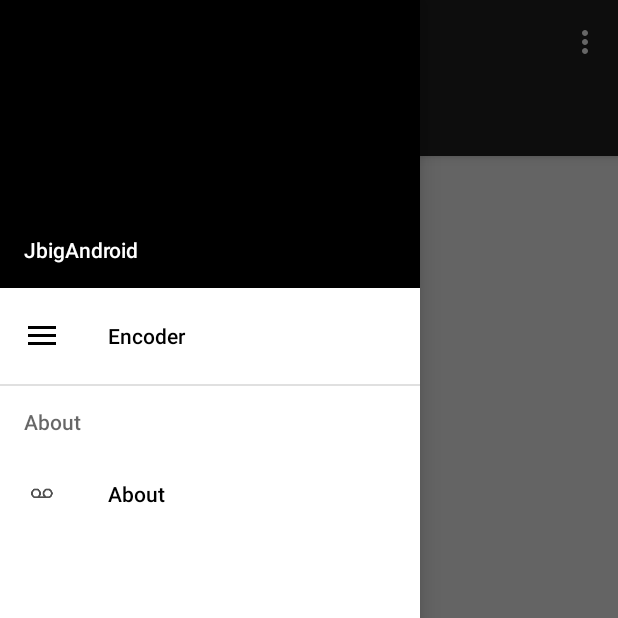
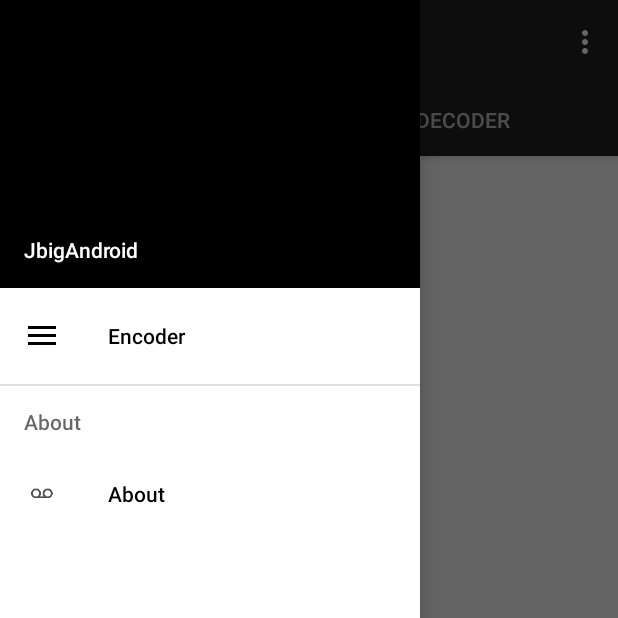
Before and after one commit to suzp1984/jbig-android, an Android app: the screen it shows after launch (MainActivity), with the side drawer open, on a phone screen of 412 x 824 dp, the top half of it. Run offline under Robolectric (Android 15) with nearby library versions, the phone set to English and light mode, and no system bars; our stand-ins replace ButterKnife; libraries missing offline, so code that uses them is left out: io.realm.

Commit message:
add DecoderFragment

```diff
--- a/app/src/main/java/lib/jacob/org/jbigandroid/adapter/FragmentViewAdapter.java
+++ b/app/src/main/java/lib/jacob/org/jbigandroid/adapter/FragmentViewAdapter.java
@@ -4,6 +4,7 @@
 import android.support.v4.app.FragmentManager;
 import android.support.v4.app.FragmentPagerAdapter;
 
+import lib.jacob.org.jbigandroid.fragment.DecoderFragment;
 import lib.jacob.org.jbigandroid.fragment.PaintViewFragment;
 
 /**
@@ -17,11 +18,14 @@
 
     @Override
     public Fragment getItem(int position) {
-        Fragment fragment= null;
+        Fragment fragment = null;
 
         switch (position) {
             case 0:
                 fragment = PaintViewFragment.newInstance(null, null);
+                break;
+            case 1:
+                fragment = DecoderFragment.newInstance();
                 break;
             default:
                 break;
@@ -32,7 +36,7 @@
 
     @Override
     public int getCount() {
-        return 1;
+        return 2;
     }
 
     @Override
@@ -43,6 +47,9 @@
             case 0:
                 title = "Paint";
                 break;
+            case 1:
+                title = "Decoder";
+                break;
             default:
                 title = null;
                 break;
--- /dev/null
+++ b/app/src/main/java/lib/jacob/org/jbigandroid/fragment/DecoderFragment.java
@@ -0,0 +1,48 @@
+package lib.jacob.org.jbigandroid.fragment;
+
+import android.app.Activity;
+import android.content.Context;
+import android.net.Uri;
+import android.os.Bundle;
+import android.support.v4.app.Fragment;
+import android.view.LayoutInflater;
+import android.view.View;
+import android.view.ViewGroup;
+
+import lib.jacob.org.jbigandroid.R;
+
+public class DecoderFragment extends Fragment {
+
+    public static DecoderFragment newInstance() {
+        DecoderFragment fragment = new DecoderFragment();
+
+        return fragment;
+    }
+
+    public DecoderFragment() {
+        // Required empty public constructor
+    }
+
+    @Override
+    public void onCreate(Bundle savedInstanceState) {
+        super.onCreate(savedInstanceState);
+
+    }
+
+    @Override
+    public View onCreateView(LayoutInflater inflater, ViewGroup container,
+            Bundle savedInstanceState) {
+        // Inflate the layout for this fragment
+        return inflater.inflate(R.layout.fragment_decoder, container, false);
+    }
+
+    @Override
+    public void onAttach(Context context) {
+        super.onAttach(context);
+    }
+
+    @Override
+    public void onDetach() {
+        super.onDetach();
+    }
+}
```
Also changed, not shown: app/src/main/java/lib/jacob/org/jbigandroid/MainActivity.java (+0 -22 lines), app/src/main/res/layout/fragment_decoder.xml (added, +14 -0 lines).
